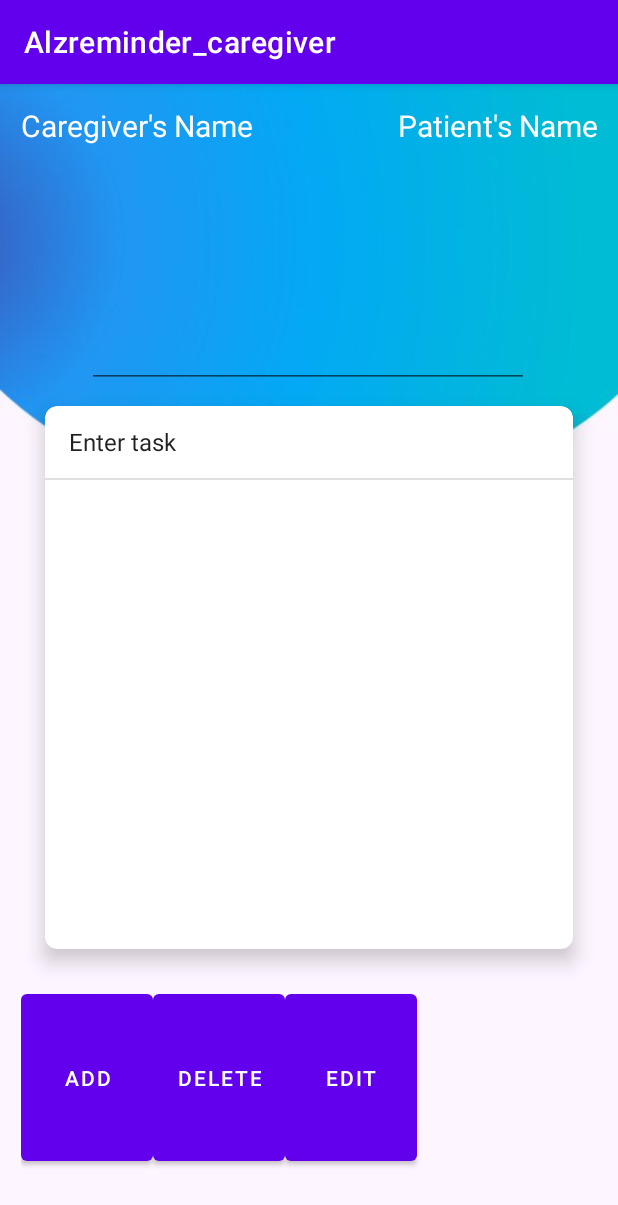
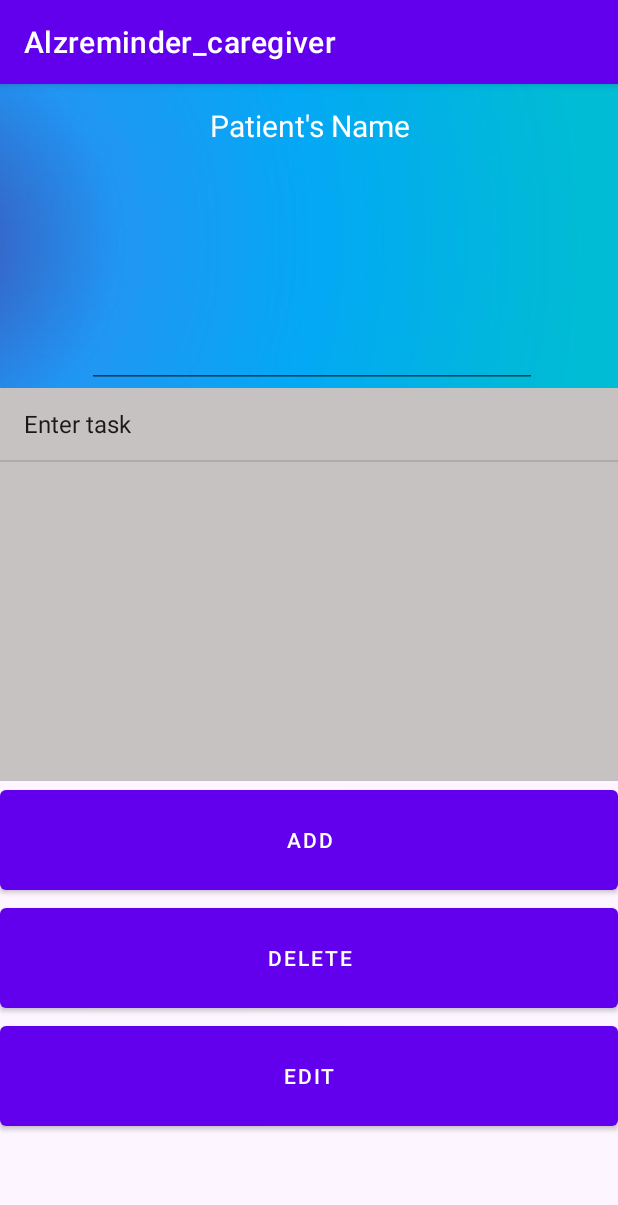
Before and after one commit to jacobspettigrew/AlzRemindersCaretaker, an Android app: the MainTask screen opened directly, with no data from a screen before it, after a tap on "ADD", on a phone screen of 412 x 824 dp. Shown: the top 1205 px of the screen. Run offline under Robolectric (Android 15) with nearby library versions, the phone set to English and light mode, and no system bars.

Commit message:
Changed UI layout

```diff
--- a/app/src/main/res/layout/activity_caregiver_tasks.xml
+++ b/app/src/main/res/layout/activity_caregiver_tasks.xml
@@ -8,26 +8,6 @@
     android:orientation="vertical"
     android:weightSum="10"
     tools:context=".MainTask">
-
-    <RelativeLayout
-        android:layout_width="match_parent"
-        android:layout_height="170dp"
-        android:layout_weight="2">
-
-
-        <EditText
-            android:id="@+id/caregiverName"
-            android:layout_width="match_parent"
-            android:layout_height="wrap_content"
-            android:background="@android:color/transparent"
-            android:ems="10"
-            android:gravity="left"
-            android:inputType="textPersonName"
-            android:padding="14dp"
-            android:text="Caregiver's Name"
-
-            android:textColor="@android:color/white"
-            android:textSize="20sp" />
 
     <EditText
         android:id="@+id/patientName"
@@ -40,85 +20,59 @@
         android:padding="14dp"
         android:text="Patient's Name"
 
+        android:textAlignment="center"
         android:textColor="@android:color/white"
         android:textSize="20sp" />
 
+    <!--This is for the task list-->
+
+
+    <!--for the buttons at bottom-->
+
     <EditText
         android:id="@+id/inputTaskEditText"
-            android:layout_width="wrap_content"
+        android:layout_width="300dp"
         android:layout_height="60dp"
-            android:layout_below="@+id/caregiverName"
-            android:layout_alignParentStart="true"
-            android:layout_alignParentEnd="true"
         android:layout_marginStart="58dp"
         android:layout_marginTop="87dp"
         android:layout_marginEnd="59dp"
         android:ems="10"
         android:inputType="textPersonName"
-            android:text="Enter task" />
+        android:text="Enter task"
+        android:textColor="#070707" />
 
-
-    </RelativeLayout>
-
-    <!--This is for the task list-->
-
-
-    <!--for the buttons at bottom-->
-    <androidx.cardview.widget.CardView
-
-        android:layout_width="fill_parent"
-        android:layout_height="362dp"
-        android:layout_marginLeft="30dp"
-        android:layout_marginRight="30dp"
-        android:layout_marginBottom="10dp"
-        app:cardCornerRadius="8dp"
-        app:cardElevation="8dp"
-
-        >
+    <LinearLayout
+        android:layout_width="match_parent"
+        android:layout_height="262dp"
+        android:orientation="vertical">
 
         <ListView
             android:id="@+id/taskView"
             android:layout_width="match_parent"
-            android:layout_height="match_parent" />
-    </androidx.cardview.widget.CardView>
+            android:layout_height="272dp"
+            android:background="#C6C2C2" />
+    </LinearLayout>
 
-    <GridLayout
+    <Button
+        android:id="@+id/addButton"
+        android:layout_width="match_parent"
+        android:layout_height="45dp"
+        android:layout_weight="2"
+        android:text="Add" />
 
-
+    <Button
+        android:id="@+id/deleteButton"
         android:layout_width="match_parent"
-        android:layout_height="0dp"
-        android:layout_weight="8"
-        android:alignmentMode="alignMargins"
-        android:columnCount="3"
-        android:columnOrderPreserved="false"
-        android:padding="14dp"
-        android:rowCount="1">
+        android:layout_height="45dp"
+        android:layout_weight="2"
+        android:text="Delete" />
 
     <Button
         android:id="@+id/editButton"
-            android:layout_width="wrap_content"
-            android:layout_height="123dp"
-            android:layout_row="0"
-            android:layout_column="2"
+        android:layout_width="match_parent"
+        android:layout_height="45dp"
+        android:layout_weight="2"
         android:text="Edit" />
-
-        <Button
-            android:id="@+id/deleteButton"
-            android:layout_width="wrap_content"
-            android:layout_height="123dp"
-            android:layout_row="0"
-            android:layout_column="1"
-            android:text="Delete" />
-
-        <Button
-            android:id="@+id/addButton"
-            android:layout_width="wrap_content"
-            android:layout_height="123dp"
-            android:layout_row="0"
-            android:layout_column="0"
-            android:text="Add" />
-
-    </GridLayout>
 
 
 </LinearLayout>
```
Lines whose indentation alone changed are shown as unchanged.
